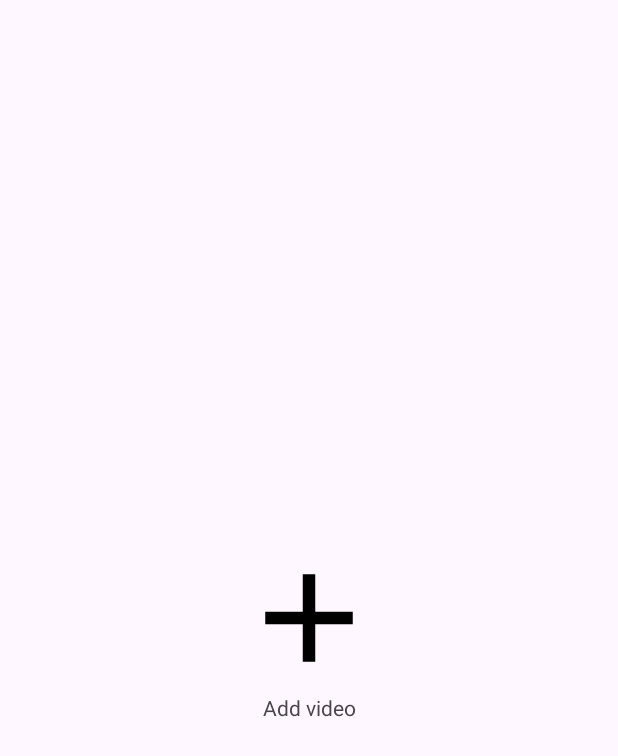
After one commit to abeloa3411/reals, an Android app: the VideoUpload screen opened directly, with no data from a screen before it, on a phone screen of 412 x 824 dp. The commit adds this screen. Shown: the top 756 px of the screen. Run offline under Robolectric (Android 15) with nearby library versions, the phone set to English and light mode, and no system bars.

Commit message:
added more features

```diff
--- a/app/build.gradle.kts
+++ b/app/build.gradle.kts
@@ -48,6 +48,7 @@ dependencies {
     implementation("androidx.constraintlayout:constraintlayout:2.1.4")
     implementation("com.google.firebase:firebase-auth:22.3.0")
     implementation("com.google.firebase:firebase-firestore:24.10.0")
+    implementation("com.google.firebase:firebase-storage:20.3.0")
     testImplementation("junit:junit:4.13.2")
     androidTestImplementation("androidx.test.ext:junit:1.1.5")
     androidTestImplementation("androidx.test.espresso:espresso-core:3.5.1")
--- a/app/src/main/AndroidManifest.xml
+++ b/app/src/main/AndroidManifest.xml
@@ -4,6 +4,7 @@
 
     <uses-permission android:name="android.permission.INTERNET" />
     <uses-permission android:name="android.permission.READ_EXTERNAL_STORAGE" />
+    <uses-permission android:name="android.permission.READ_MEDIA_VIDEO" />
 
     <application
         android:allowBackup="true"
@@ -15,6 +16,9 @@
         android:supportsRtl="true"
         android:theme="@style/Theme.Reals"
         tools:targetApi="31">
+        <activity
+            android:name=".VideoUpload"
+            android:exported="false" />
         <activity
             android:name=".SignupActivity"
             android:exported="false" />
--- a/app/src/main/java/com/example/reals/MainActivity.kt
+++ b/app/src/main/java/com/example/reals/MainActivity.kt
@@ -1,6 +1,7 @@
 
 package com.example.reals
 
+import android.content.Intent
 import androidx.appcompat.app.AppCompatActivity
 import android.os.Bundle
 import com.example.reals.databinding.ActivityMainBinding
@@ -23,7 +24,7 @@ class MainActivity : AppCompatActivity() {
                 }
 
                 R.id.bottom_menu_add_video -> {
-                    UiUtil.showToast(this, "Add video")
+                    startActivity(Intent(this, VideoUpload::class.java))
                 }
 
                 R.id.bottom_menu_profile -> {
--- /dev/null
+++ b/app/src/main/res/layout/activity_video_upload.xml
@@ -0,0 +1,83 @@
+<?xml version="1.0" encoding="utf-8"?>
+<RelativeLayout xmlns:android="http://schemas.android.com/apk/res/android"
+    xmlns:app="http://schemas.android.com/apk/res-auto"
+    xmlns:tools="http://schemas.android.com/tools"
+    android:layout_width="match_parent"
+    android:layout_height="match_parent"
+    tools:context=".VideoUpload">
+
+    <RelativeLayout
+        android:layout_width="match_parent"
+        android:layout_height="match_parent"
+        android:padding="20dp"
+        android:visibility="gone"
+        tools:visibility="visible"
+        android:id="@+id/post_view">
+        <EditText
+            android:layout_width="match_parent"
+            android:layout_height="160dp"
+            android:layout_margin="10dp"
+            android:layout_toStartOf="@id/post_thumbnail_input"
+            android:id="@+id/post_thumbnail_input"
+            android:gravity="top"
+            android:padding="10dp"
+            android:hint="Caption"/>
+
+        <ImageView
+            android:layout_width="90dp"
+            android:layout_height="160dp"
+            android:layout_alignParentEnd="true"
+            android:id="@+id/post_thumbnail_view"
+            android:layout_margin="10dp"
+            android:background="@color/black"/>
+
+        <LinearLayout
+            android:layout_width="match_parent"
+            android:layout_height="wrap_content"
+            android:layout_alignParentBottom="true"
+            android:gravity="center"
+            android:orientation="horizontal">
+
+            <Button
+                android:layout_width="match_parent"
+                android:layout_height="wrap_content"
+                android:text="Cancel"
+                android:layout_weight="1"
+                style="@style/Widget.MaterialComponents.Button.TextButton"
+                android:id="@+id/cancel_post_btn" />
+
+            <ProgressBar
+                android:layout_width="wrap_content"
+                android:layout_height="24dp"
+                android:visibility="gone"
+                android:id="@+id/progress_bar"/>
+
+            <Button
+                android:layout_width="match_parent"
+                android:layout_height="wrap_content"
+                android:text="Post"
+                android:layout_weight="1"
+                android:id="@+id/submit_post_btn" />
+        </LinearLayout>
+    </RelativeLayout>
+
+    <RelativeLayout
+        android:layout_width="match_parent"
+        android:layout_height="match_parent"
+        android:id="@+id/video_upload"
+        >
+        <ImageView
+            android:layout_width="100dp"
+            android:layout_height="100dp"
+            android:id="@+id/add_icon"
+            android:src="@drawable/baseline_add_24"
+            app:tint="@color/black"
+            android:layout_centerInParent="true"/>
+        <TextView
+            android:layout_width="match_parent"
+            android:layout_height="wrap_content"
+            android:layout_below="@id/add_icon"
+            android:text="Add video"
+            android:gravity="center"/>
+    </RelativeLayout>
+</RelativeLayout>
```
Also changed, not shown: app/src/main/java/com/example/reals/VideoUpload.kt (added, +93 -0 lines), app/src/main/java/com/example/reals/model/VideoModel.kt (added, +11 -0 lines).
